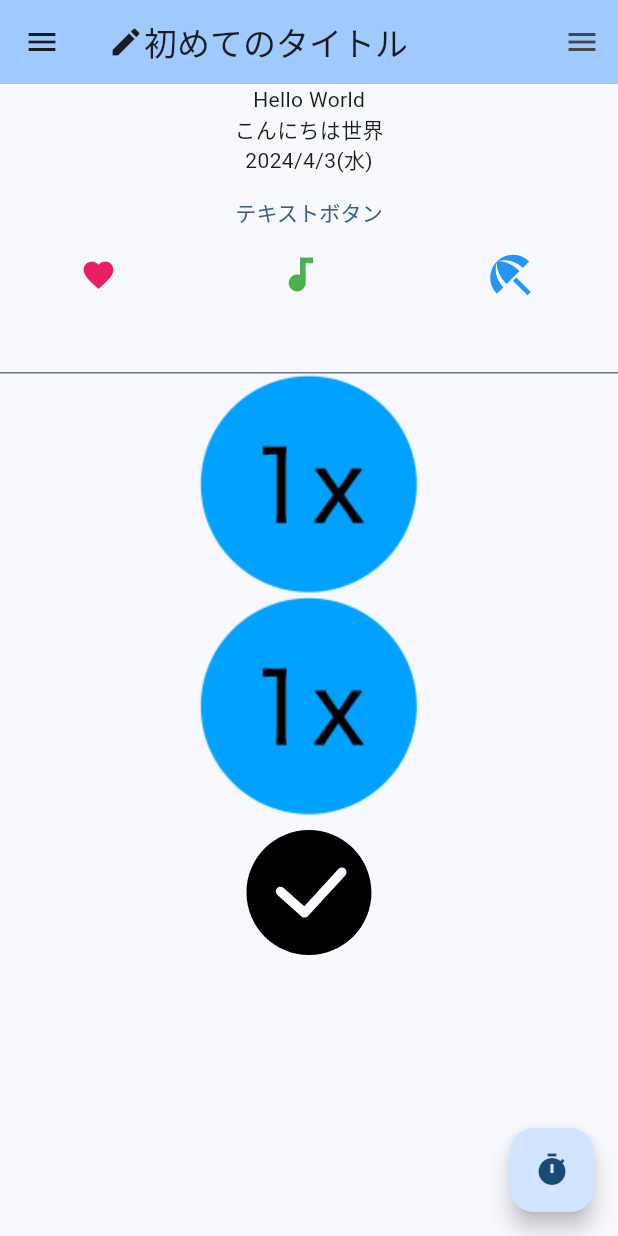
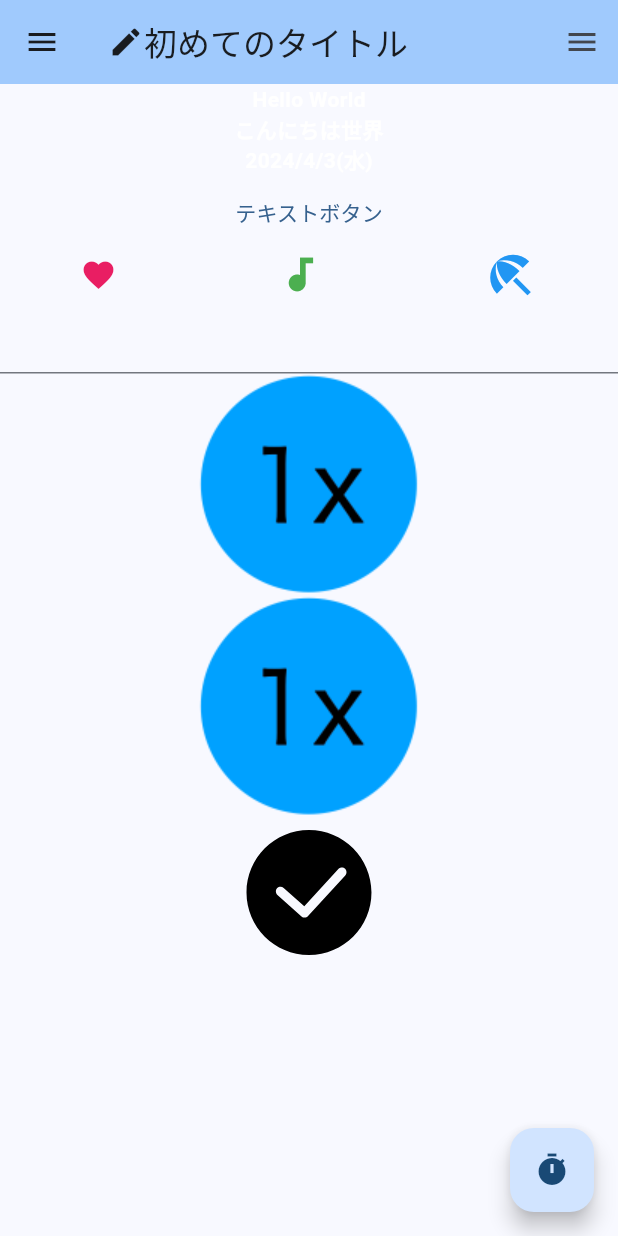
Before and after one commit to ayatsuki-meowmeow/hello_flutter, a Flutter app: the screen it shows after launch, on a phone screen of 412 x 824 dp. Run offline on Flutter 3.47's test engine with Material 3 defaults, Android fonts, the phone set to English and light mode, and no system bars; our stand-ins replace flutter_svg; generated files the repository leaves out were written again.

Commit message:
apply basic thema

```diff
--- a/lib/main.dart
+++ b/lib/main.dart
@@ -36,7 +36,17 @@ class MyApp extends StatelessWidget {
         //
         // This works for code too, not just values: Most code changes can be
         // tested with just a hot reload.
-        colorScheme: ColorScheme.fromSeed(seedColor: Colors.blue),
+        // 色の設定
+        colorScheme: ColorScheme.fromSeed(seedColor: Colors.blue)
+        // 背景色の設定
+            .copyWith(background: Colors.blueGrey),
+        // 文字の装飾
+        textTheme: const TextTheme(
+          bodyMedium: TextStyle(
+            color: Colors.white,
+            fontWeight: FontWeight.w600,
+          ),
+        ),
         useMaterial3: true,
       ),
       //ローカライゼーション(日本語化対応)
```
